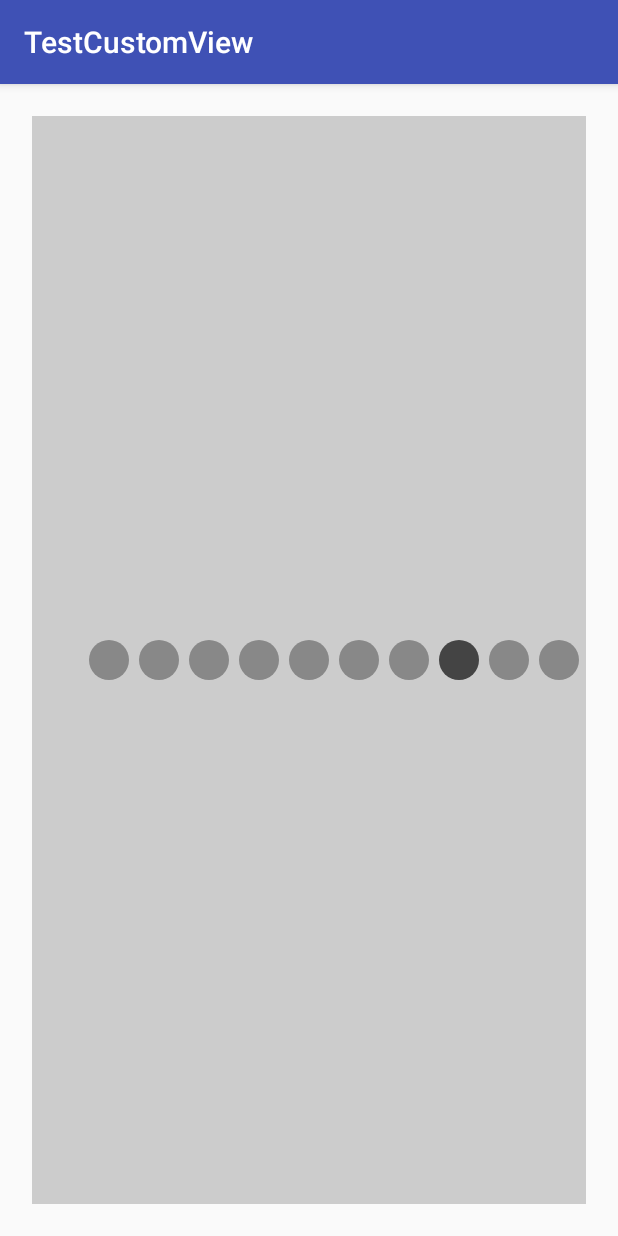
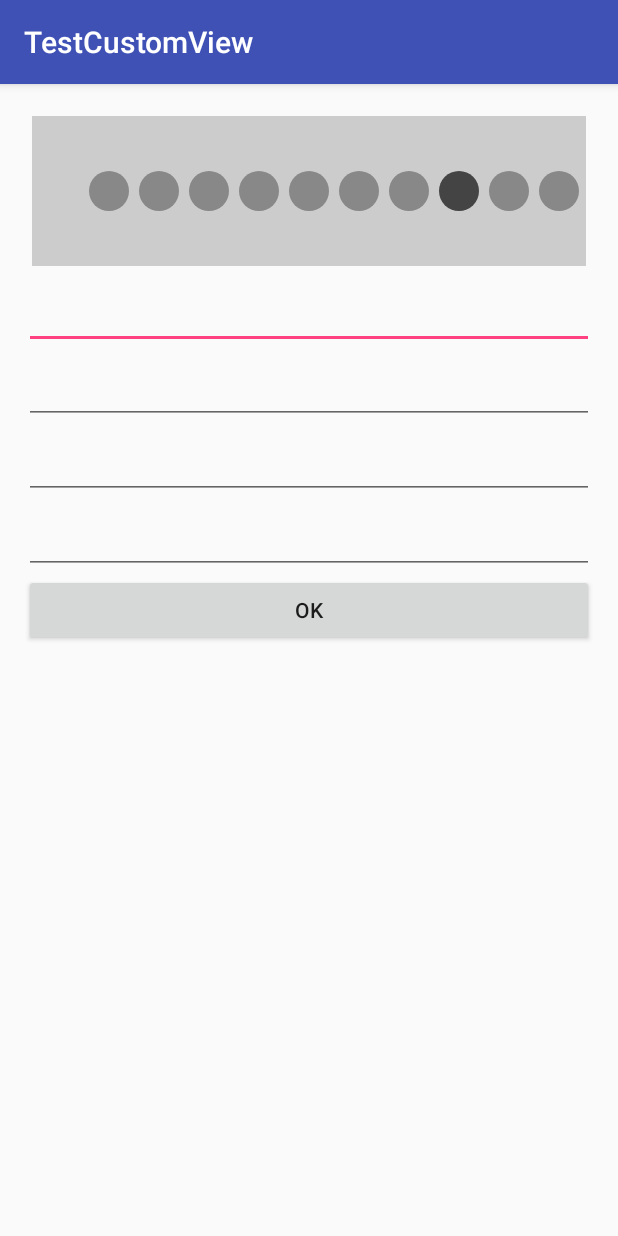
Before and after one commit to Khavronsky/TestCustomView, an Android app: the screen it shows after launch (MainActivity), on a phone screen of 412 x 824 dp. Run offline under Robolectric (Android 15) with nearby library versions, the phone set to English and light mode, and no system bars.

Commit message:
add 4 editView in xml

```diff
--- a/app/src/main/java/com/khavronsky/testcustomview/MyView.java
+++ b/app/src/main/java/com/khavronsky/testcustomview/MyView.java
@@ -9,8 +9,7 @@ import android.view.View;
 
 public class MyView extends View {
 
-
-    final int MIN_WIDTH = 400; //1055
+    final int MIN_WIDTH = 400;
     final int MIN_HEIGHT = 100;
     final int DEFAULT_COLOR = Color.GRAY;
     final int FOCUSED_COLOR = Color.DKGRAY;
@@ -29,6 +28,7 @@ public class MyView extends View {
     private Paint paint;
 
     private int countCircles;
+
     public MyView(Context context) {
         super(context);
         init();
--- a/app/src/main/res/layout/activity_main.xml
+++ b/app/src/main/res/layout/activity_main.xml
@@ -1,9 +1,10 @@
 <?xml version="1.0" encoding="utf-8"?>
-<RelativeLayout xmlns:android="http://schemas.android.com/apk/res/android"
+<LinearLayout xmlns:android="http://schemas.android.com/apk/res/android"
     xmlns:tools="http://schemas.android.com/tools"
     android:id="@+id/activity_main"
     android:layout_width="match_parent"
     android:layout_height="match_parent"
+    android:orientation="vertical"
     android:paddingBottom="@dimen/activity_vertical_margin"
     android:paddingLeft="@dimen/activity_horizontal_margin"
     android:paddingRight="@dimen/activity_horizontal_margin"
@@ -13,7 +14,42 @@
     <com.khavronsky.testcustomview.MyView
         android:id="@+id/myCV1"
         android:layout_width="match_parent"
-        android:layout_height="match_parent"
+        android:layout_height="100dp"
         android:layout_margin="5dp"
         android:background="#ffcf8c" />
-</RelativeLayout>
+
+    <EditText
+        android:id="@+id/editText"
+        android:layout_width="match_parent"
+        android:layout_height="50dp"
+        android:ems="10"
+        android:inputType="number" />
+
+    <EditText
+        android:id="@+id/editText2"
+        android:layout_width="match_parent"
+        android:layout_height="50dp"
+        android:ems="10"
+        android:inputType="number" />
+
+    <EditText
+        android:id="@+id/editText3"
+        android:layout_width="match_parent"
+        android:layout_height="50dp"
+        android:ems="10"
+        android:inputType="number" />
+
+    <EditText
+        android:id="@+id/editText4"
+        android:layout_width="match_parent"
+        android:layout_height="50dp"
+        android:ems="10"
+        android:inputType="number" />
+
+    <Button
+        android:id="@+id/button"
+        android:layout_width="match_parent"
+        android:layout_height="wrap_content"
+        android:text="OK" />
+
+</LinearLayout>
```
